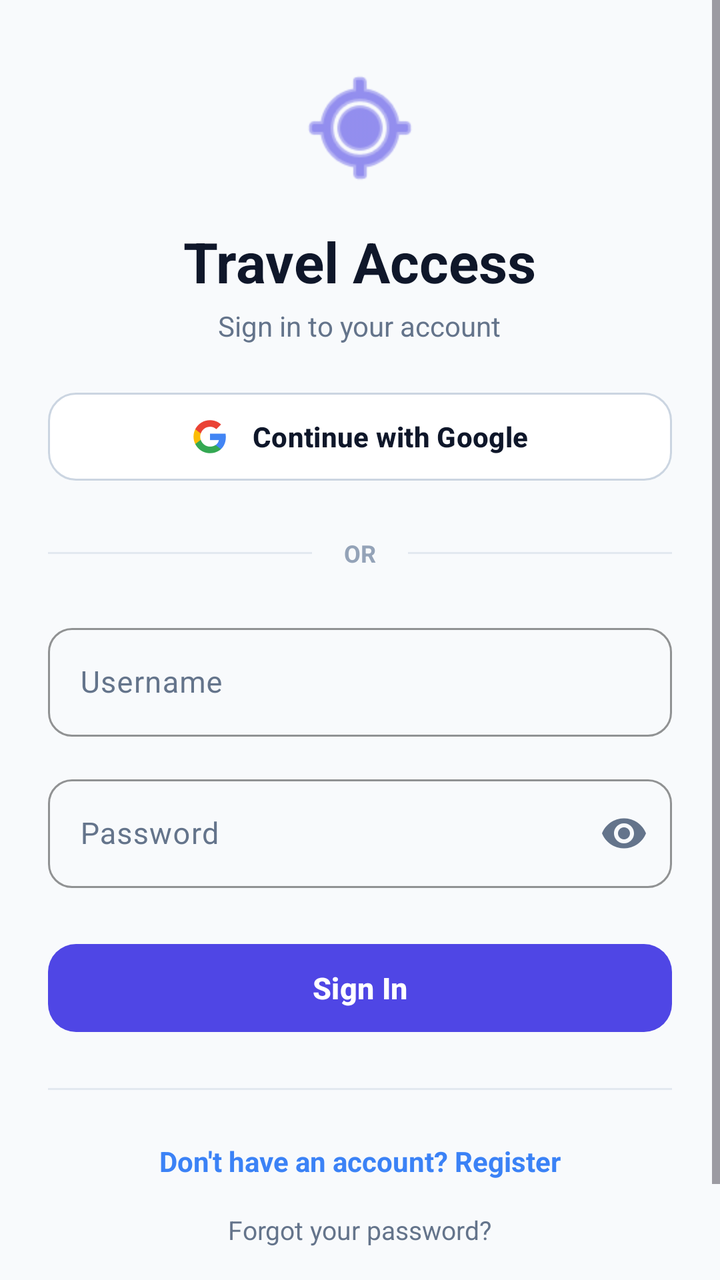
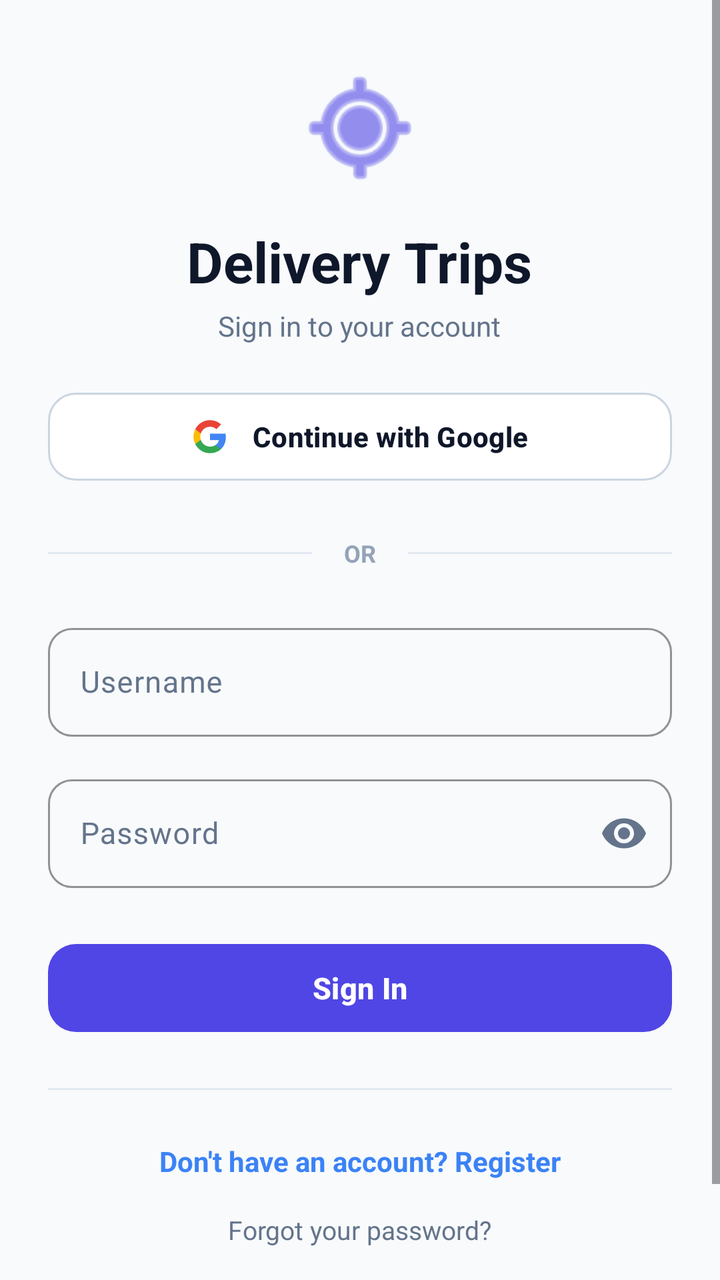

Two renders of the same Android screen: before a commit and after it. Below are the layout's source before the change and the commit's diff.
<!-- AndroidManifest.xml: application theme Theme.LocationService -->
<!-- res/layout/activity_login.xml -->
<?xml version="1.0" encoding="utf-8"?>
<ScrollView xmlns:android="http://schemas.android.com/apk/res/android"
    xmlns:app="http://schemas.android.com/apk/res-auto"
    android:layout_width="match_parent"
    android:layout_height="match_parent"
    android:fillViewport="true"
    android:fitsSystemWindows="true"
    android:background="@color/screen_background">

    <LinearLayout
        android:layout_width="match_parent"
        android:layout_height="wrap_content"
        android:orientation="vertical"
        android:gravity="center"
        android:paddingHorizontal="24dp"
        android:paddingVertical="32dp">

        <LinearLayout
            android:layout_width="match_parent"
            android:layout_height="wrap_content"
            android:maxWidth="380dp"
            android:orientation="vertical"
            android:gravity="center_horizontal">

            
            <ImageView
                android:layout_width="64dp"
                android:layout_height="64dp"
                android:src="@android:drawable/ic_menu_mylocation"
                android:contentDescription="TravelAccess Logo"
                app:tint="?attr/colorPrimary"
                android:layout_marginBottom="16dp" />

            <TextView
                android:layout_width="wrap_content"
                android:layout_height="wrap_content"
                android:text="Travel Access"
                android:textSize="28sp"
                android:textStyle="bold"
                android:textColor="@color/text_primary" />

            <TextView
                android:id="@+id/tvSubtitle"
                android:layout_width="wrap_content"
                android:layout_height="wrap_content"
                android:text="@string/login_subtitle_signin"
                android:textSize="14sp"
                android:textColor="@color/text_secondary"
                android:layout_marginTop="4dp"
                android:layout_marginBottom="20dp" />

            <TextView
                android:id="@+id/tvModeDescription"
                android:layout_width="match_parent"
                android:layout_height="wrap_content"
                android:textColor="@color/text_secondary"
                android:textSize="13sp"
                android:gravity="center"
                android:lineSpacingExtra="2dp"
                android:visibility="gone"
                android:layout_marginBottom="20dp" />

            
            <com.google.android.material.button.MaterialButton
                android:id="@+id/btnGoogleSignIn"
                android:layout_width="match_parent"
                android:layout_height="52dp"
                android:text="@string/login_google_signin"
                android:textSize="14sp"
                android:textStyle="bold"
                android:textAllCaps="false"
                app:icon="@drawable/ic_google_logo"
                app:iconTint="@null"
                app:iconGravity="textStart"
                app:iconPadding="12dp"
                app:cornerRadius="14dp"
                app:strokeWidth="1dp"
                app:strokeColor="@color/border_outline"
                app:backgroundTint="@color/surface_card"
                android:textColor="@color/text_primary"
                app:elevation="1dp"
                android:layout_marginBottom="24dp" />

            
            <LinearLayout
                android:id="@+id/layoutDivider"
                android:layout_width="match_parent"
                android:layout_height="wrap_content"
                android:orientation="horizontal"
                android:gravity="center_vertical"
                android:layout_marginBottom="24dp">

                <View
                    android:layout_width="0dp"
                    android:layout_height="1dp"
                    android:layout_weight="1"
                    android:background="@color/border_subtle" />

                <TextView
                    android:layout_width="wrap_content"
                    android:layout_height="wrap_content"
                    android:text="@string/login_or"
                    android:textSize="12sp"
                    android:textStyle="bold"
                    android:textColor="@color/text_muted"
                    android:paddingHorizontal="16dp" />

                <View
                    android:layout_width="0dp"
                    android:layout_height="1dp"
                    android:layout_weight="1"
                    android:background="@color/border_subtle" />
            </LinearLayout>

            
            <TextView
                android:id="@+id/tvSuccessMessage"
                android:layout_width="match_parent"
                android:layout_height="wrap_content"
                android:textColor="#10B981"
                android:textSize="13sp"
                android:gravity="center"
                android:padding="10dp"
                android:visibility="gone"
                android:layout_marginBottom="12dp" />

            
            <TextView
                android:id="@+id/tvErrorMessage"
                android:layout_width="match_parent"
                android:layout_height="wrap_content"
                android:textColor="#EF4444"
                android:textSize="13sp"
                android:gravity="center"
                android:padding="8dp"
                android:visibility="gone"
                android:layout_marginBottom="12dp" />

            
            <com.google.android.material.textfield.TextInputLayout
                android:id="@+id/tilUsername"
                android:layout_width="match_parent"
                android:layout_height="wrap_content"
                android:hint="@string/login_username_hint"
                app:boxCornerRadiusTopStart="12dp"
                app:boxCornerRadiusTopEnd="12dp"
                app:boxCornerRadiusBottomStart="12dp"
                app:boxCornerRadiusBottomEnd="12dp"
                app:boxStrokeColor="?attr/colorPrimary"
                android:layout_marginBottom="16dp">

                <com.google.android.material.textfield.TextInputEditText
                    android:id="@+id/etUsername"
                    android:layout_width="match_parent"
                    android:layout_height="wrap_content"
                    android:inputType="textNoSuggestions"
                    android:textColor="@color/text_primary"
                    android:textSize="15sp" />
            </com.google.android.material.textfield.TextInputLayout>

            
            <com.google.android.material.textfield.TextInputLayout
                android:id="@+id/tilEmail"
                android:layout_width="match_parent"
                android:layout_height="wrap_content"
                android:hint="@string/login_email_hint"
                android:visibility="gone"
                app:boxCornerRadiusTopStart="12dp"
                app:boxCornerRadiusTopEnd="12dp"
                app:boxCornerRadiusBottomStart="12dp"
                app:boxCornerRadiusBottomEnd="12dp"
                app:boxStrokeColor="?attr/colorPrimary"
                android:layout_marginBottom="16dp">

                <com.google.android.material.textfield.TextInputEditText
                    android:id="@+id/etEmail"
                    android:layout_width="match_parent"
                    android:layout_height="wrap_content"
                    android:inputType="textEmailAddress"
                    android:textColor="@color/text_primary"
                    android:textSize="15sp" />
            </com.google.android.material.textfield.TextInputLayout>

            
            <com.google.android.material.textfield.TextInputLayout
                android:id="@+id/tilPassword"
                android:layout_width="match_parent"
                android:layout_height="wrap_content"
                android:hint="@string/login_password_hint"
                app:endIconMode="password_toggle"
                app:boxCornerRadiusTopStart="12dp"
                app:boxCornerRadiusTopEnd="12dp"
                app:boxCornerRadiusBottomStart="12dp"
                app:boxCornerRadiusBottomEnd="12dp"
                app:boxStrokeColor="?attr/colorPrimary"
                android:layout_marginBottom="24dp">

                <com.google.android.material.textfield.TextInputEditText
                    android:id="@+id/etPassword"
                    android:layout_width="match_parent"
                    android:layout_height="wrap_content"
                    android:inputType="textPassword"
                    android:textColor="@color/text_primary"
                    android:textSize="15sp" />
            </com.google.android.material.textfield.TextInputLayout>

            
            <com.google.android.material.button.MaterialButton
                android:id="@+id/btnSignIn"
                android:layout_width="match_parent"
                android:layout_height="52dp"
                android:text="@string/login_btn_signin"
                android:textSize="15sp"
                android:textStyle="bold"
                android:textAllCaps="false"
                app:cornerRadius="14dp"
                app:backgroundTint="#4F46E5"
                android:textColor="#FFFFFF"
                app:elevation="2dp"
                android:layout_marginBottom="16dp" />

            
            <ProgressBar
                android:id="@+id/progressBar"
                android:layout_width="wrap_content"
                android:layout_height="wrap_content"
                android:visibility="gone"
                android:layout_marginBottom="16dp" />

            
            <View
                android:layout_width="match_parent"
                android:layout_height="1dp"
                android:background="@color/border_subtle"
                android:layout_marginTop="8dp"
                android:layout_marginBottom="20dp" />

            <TextView
                android:id="@+id/tvSwitchMode"
                android:layout_width="wrap_content"
                android:layout_height="wrap_content"
                android:text="@string/login_no_account"
                android:textSize="14sp"
                android:textStyle="bold"
                android:textColor="#3B82F6"
                android:paddingVertical="6dp"
                android:paddingHorizontal="12dp"
                android:clickable="true"
                android:focusable="true" />

            <TextView
                android:id="@+id/tvForgotPassword"
                android:layout_width="wrap_content"
                android:layout_height="wrap_content"
                android:text="@string/login_forgot_password"
                android:textSize="13sp"
                android:textColor="@color/text_secondary"
                android:paddingVertical="6dp"
                android:paddingHorizontal="12dp"
                android:layout_marginTop="4dp"
                android:clickable="true"
                android:focusable="true" />

            <TextView
                android:id="@+id/tvForgotUsername"
                android:layout_width="wrap_content"
                android:layout_height="wrap_content"
                android:text="@string/login_forgot_username"
                android:textSize="12sp"
                android:textColor="@color/text_muted"
                android:paddingVertical="6dp"
                android:paddingHorizontal="12dp"
                android:layout_marginTop="2dp"
                android:clickable="true"
                android:focusable="true" />

        </LinearLayout>
    </LinearLayout>
</ScrollView>
<!-- resources referenced by this layout -->
<resources>
  <color name="border_outline">#CBD5E1</color>
  <color name="border_subtle">#E2E8F0</color>
  <color name="screen_background">#F8FAFC</color>
  <color name="surface_card">#FFFFFF</color>
  <color name="text_muted">#94A3B8</color>
  <color name="text_primary">#0F172A</color>
  <color name="text_secondary">#64748B</color>
  <!-- drawable ic_google_logo (drawable) -->
  <vector xmlns:android="http://schemas.android.com/apk/res/android"
      android:width="20dp"
      android:height="20dp"
      android:viewportWidth="24"
      android:viewportHeight="24">
      <path
          android:fillColor="#4285F4"
          android:pathData="M22.56,12.25c0,-0.78 -0.07,-1.53 -0.2,-2.25H12v4.26h5.92c-0.26,1.37 -1.04,2.53 -2.21,3.31v2.77h3.57c2.08,-1.92 3.28,-4.74 3.28,-8.09z" />
      <path
          android:fillColor="#34A853"
          android:pathData="M12,23c2.97,0 5.46,-0.98 7.28,-2.66l-3.57,-2.77c-0.98,0.66 -2.23,1.06 -3.71,1.06 -2.86,0 -5.29,-1.93 -6.16,-4.53H2.18v2.84C3.99,20.53 7.7,23 12,23z" />
      <path
          android:fillColor="#FBBC05"
          android:pathData="M5.84,14.09c-0.22,-0.66 -0.35,-1.36 -0.35,-2.09s0.13,-1.43 0.35,-2.09V7.07H2.18C1.43,8.55 1,10.22 1,12s0.43,3.45 1.18,4.93l3.66,-2.84z" />
      <path
          android:fillColor="#EA4335"
          android:pathData="M12,5.38c1.62,0 3.06,0.56 4.21,1.64l3.15,-3.15C17.45,2.09 14.97,1 12,1 7.7,1 3.99,3.47 2.18,7.07l3.66,2.84c0.87,-2.6 3.3,-4.53 6.16,-4.53z" />
  </vector>
  <string name="login_btn_signin">Sign In</string>
  <string name="login_email_hint">Email Address</string>
  <string name="login_forgot_password">Forgot your password?</string>
  <string name="login_forgot_username">Forgot your username?</string>
  <string name="login_google_signin">Continue with Google</string>
  <string name="login_no_account">Don\'t have an account? Register</string>
  <string name="login_or">OR</string>
  <string name="login_password_hint">Password</string>
  <string name="login_subtitle_signin">Sign in to your account</string>
  <string name="login_username_hint">Username</string>
  <color name="surface_variant">#F1F5F9</color>
  <style name="LocationService.SpinnerDropDownItem" parent="Widget.AppCompat.DropDownItem.Spinner">
          <item name="android:textColor">@color/text_primary</item>
          <item name="android:background">@color/surface_card</item>
      </style>
  <!-- unchanged entries left out for length: 1 -->
</resources>

<!-- the commit's change to res/layout/activity_login.xml (unified diff, before → after) -->
@@ -27,14 +27,14 @@
                 android:layout_width="64dp"
                 android:layout_height="64dp"
                 android:src="@android:drawable/ic_menu_mylocation"
-                android:contentDescription="TravelAccess Logo"
+                android:contentDescription="Delivery Trips Logo"
                 app:tint="?attr/colorPrimary"
                 android:layout_marginBottom="16dp" />
 
             <TextView
                 android:layout_width="wrap_content"
                 android:layout_height="wrap_content"
-                android:text="Travel Access"
+                android:text="@string/app_name"
                 android:textSize="28sp"
                 android:textStyle="bold"
                 android:textColor="@color/text_primary" />
<!-- resource entries referenced after the edit -->
@@ -26,6 +26,7 @@
           android:fillColor="#EA4335"
           android:pathData="M12,5.38c1.62,0 3.06,0.56 4.21,1.64l3.15,-3.15C17.45,2.09 14.97,1 12,1 7.7,1 3.99,3.47 2.18,7.07l3.66,2.84c0.87,-2.6 3.3,-4.53 6.16,-4.53z" />
   </vector>
+  <string name="app_name">Delivery Trips</string>
   <string name="login_btn_signin">Sign In</string>
   <string name="login_email_hint">Email Address</string>
   <string name="login_forgot_password">Forgot your password?</string>
